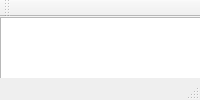
Before: the Qt Designer form Videojuego/mainwindow.ui in Pablo9925/Proyecto_Final_Info, drawn with Qt 5.
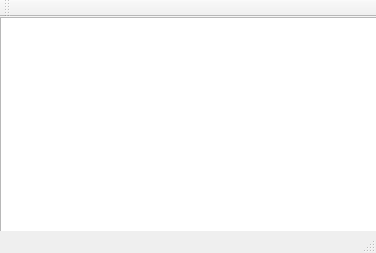
After: the same form once the commit is applied.

The edit to the form file:
```diff
--- a/Videojuego/mainwindow.ui
+++ b/Videojuego/mainwindow.ui
@@ -2,6 +2,14 @@
 <ui version="4.0">
  <class>MainWindow</class>
  <widget class="QMainWindow" name="MainWindow">
+  <property name="geometry">
+   <rect>
+    <x>0</x>
+    <y>0</y>
+    <width>376</width>
+    <height>253</height>
+   </rect>
+  </property>
   <property name="windowTitle">
    <string>MainWindow</string>
   </property>
```
Left out of the diff: 2 changed lines with no effect on the pictures.
